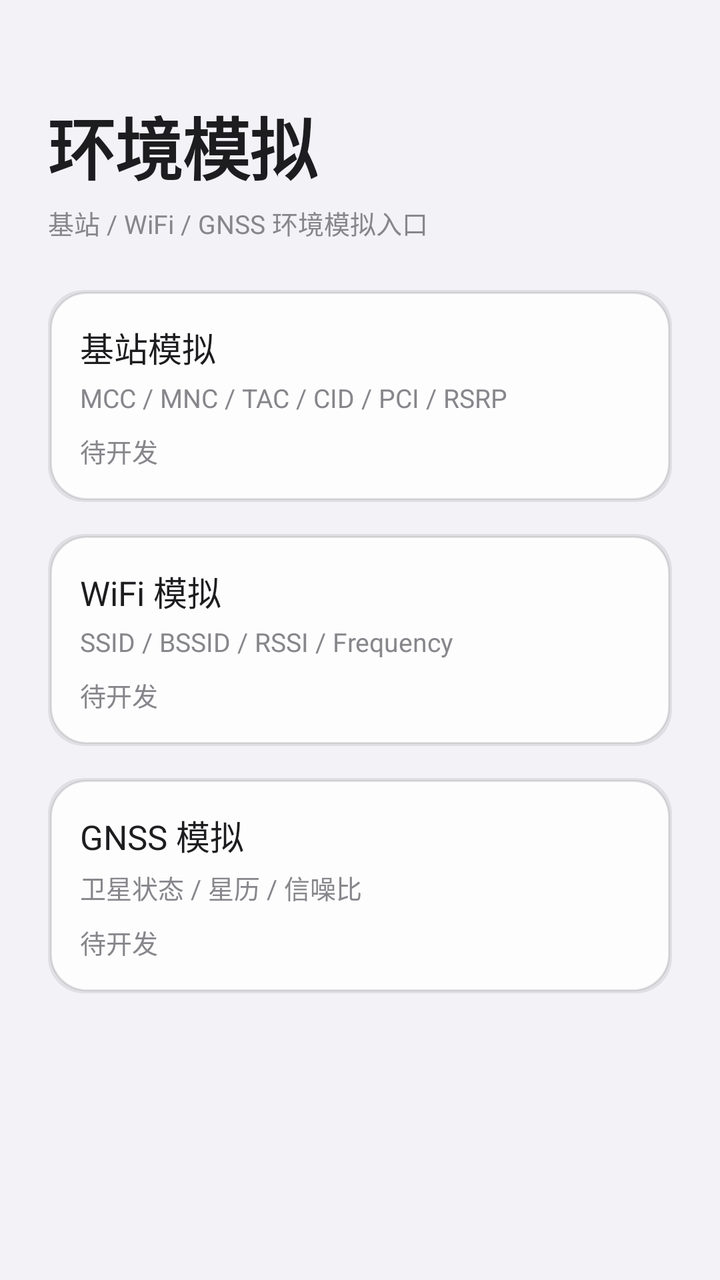
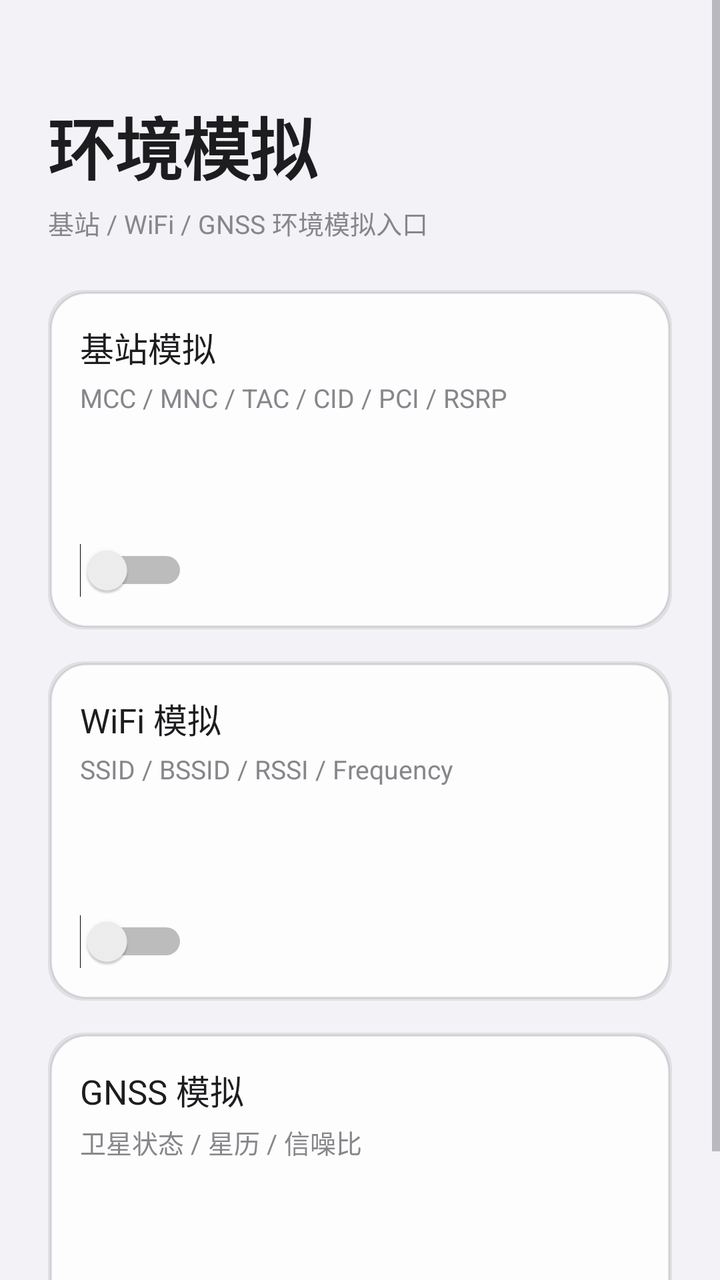

Compare the two renders of this Android layout. The source of the first and the diff that turns it into the second are given below.
<!-- AndroidManifest.xml: application theme Theme.ZVirtualEnv -->
<!-- res/layout/fragment_env.xml -->
<?xml version="1.0" encoding="utf-8"?>
<ScrollView xmlns:android="http://schemas.android.com/apk/res/android"
    android:layout_width="match_parent"
    android:layout_height="match_parent"
    android:overScrollMode="never">

    <LinearLayout
        android:layout_width="match_parent"
        android:layout_height="wrap_content"
        android:orientation="vertical"
        android:paddingStart="@dimen/space_lg"
        android:paddingTop="@dimen/space_xl"
        android:paddingEnd="@dimen/space_lg"
        android:paddingBottom="@dimen/space_lg">

        <TextView
            android:layout_width="wrap_content"
            android:layout_height="wrap_content"
            android:text="@string/env_title"
            style="@style/Text.Hero" />

        <TextView
            android:layout_width="wrap_content"
            android:layout_height="wrap_content"
            android:layout_marginTop="@dimen/space_xs"
            android:text="@string/env_subtitle"
            style="@style/Text.Caption" />

        <LinearLayout
            android:id="@+id/cellCard"
            android:layout_width="match_parent"
            android:layout_height="wrap_content"
            android:layout_marginTop="@dimen/space_lg"
            android:background="@drawable/bg_card"
            android:clickable="true"
            android:focusable="true"
            android:orientation="vertical"
            android:padding="@dimen/space_md">

            <TextView
                android:layout_width="wrap_content"
                android:layout_height="wrap_content"
                android:text="@string/env_cell_title"
                style="@style/Text.Headline" />

            <TextView
                android:layout_width="wrap_content"
                android:layout_height="wrap_content"
                android:layout_marginTop="@dimen/space_xs"
                android:text="@string/env_cell_desc"
                style="@style/Text.Caption" />

            <TextView
                android:id="@+id/cellStatus"
                android:layout_width="wrap_content"
                android:layout_height="wrap_content"
                android:layout_marginTop="@dimen/space_sm"
                android:text="@string/env_pending"
                style="@style/Text.Caption" />
        </LinearLayout>

        <LinearLayout
            android:id="@+id/wifiCard"
            android:layout_width="match_parent"
            android:layout_height="wrap_content"
            android:layout_marginTop="@dimen/space_md"
            android:background="@drawable/bg_card"
            android:clickable="true"
            android:focusable="true"
            android:orientation="vertical"
            android:padding="@dimen/space_md">

            <TextView
                android:layout_width="wrap_content"
                android:layout_height="wrap_content"
                android:text="@string/env_wifi_title"
                style="@style/Text.Headline" />

            <TextView
                android:layout_width="wrap_content"
                android:layout_height="wrap_content"
                android:layout_marginTop="@dimen/space_xs"
                android:text="@string/env_wifi_desc"
                style="@style/Text.Caption" />

            <TextView
                android:id="@+id/wifiStatus"
                android:layout_width="wrap_content"
                android:layout_height="wrap_content"
                android:layout_marginTop="@dimen/space_sm"
                android:text="@string/env_pending"
                style="@style/Text.Caption" />
        </LinearLayout>

        <LinearLayout
            android:id="@+id/gnssCard"
            android:layout_width="match_parent"
            android:layout_height="wrap_content"
            android:layout_marginTop="@dimen/space_md"
            android:background="@drawable/bg_card"
            android:clickable="true"
            android:focusable="true"
            android:orientation="vertical"
            android:padding="@dimen/space_md">

            <TextView
                android:layout_width="wrap_content"
                android:layout_height="wrap_content"
                android:text="@string/env_gnss_title"
                style="@style/Text.Headline" />

            <TextView
                android:layout_width="wrap_content"
                android:layout_height="wrap_content"
                android:layout_marginTop="@dimen/space_xs"
                android:text="@string/env_gnss_desc"
                style="@style/Text.Caption" />

            <TextView
                android:id="@+id/gnssStatus"
                android:layout_width="wrap_content"
                android:layout_height="wrap_content"
                android:layout_marginTop="@dimen/space_sm"
                android:text="@string/env_pending"
                style="@style/Text.Caption" />
        </LinearLayout>
    </LinearLayout>
</ScrollView>
<!-- resources referenced by this layout -->
<resources>
  <dimen name="space_lg">24dp</dimen>
  <dimen name="space_md">16dp</dimen>
  <dimen name="space_sm">8dp</dimen>
  <dimen name="space_xl">48dp</dimen>
  <dimen name="space_xs">4dp</dimen>
  <!-- drawable bg_card (drawable) -->
  <?xml version="1.0" encoding="utf-8"?>
  <layer-list xmlns:android="http://schemas.android.com/apk/res/android">
      <item>
          <shape android:shape="rectangle">
              <corners android:radius="@dimen/radius_card" />
              <solid android:color="@color/glass_shadow" />
          </shape>
      </item>
      <item
          android:bottom="1dp"
          android:left="1dp"
          android:right="1dp"
          android:top="1dp">
          <shape android:shape="rectangle">
              <corners android:radius="@dimen/radius_card" />
              <solid android:color="@color/card_fill" />
              <stroke
                  android:width="1dp"
                  android:color="@color/card_border" />
          </shape>
      </item>
  </layer-list>
  <string name="env_cell_desc">MCC / MNC / TAC / CID / PCI / RSRP</string>
  <string name="env_cell_title">基站模拟</string>
  <string name="env_gnss_desc">卫星状态 / 星历 / 信噪比</string>
  <string name="env_gnss_title">GNSS 模拟</string>
  <string name="env_pending">待开发</string>
  <string name="env_subtitle">基站 / WiFi / GNSS 环境模拟入口</string>
  <string name="env_title">环境模拟</string>
  <string name="env_wifi_desc">SSID / BSSID / RSSI / Frequency</string>
  <string name="env_wifi_title">WiFi 模拟</string>
  <style name="Text.Caption" parent="android:TextAppearance.Material">
          <item name="android:textSize">@dimen/text_caption</item>
          <item name="android:textColor">@color/text_secondary</item>
      </style>
  <style name="Text.Headline" parent="android:TextAppearance.Material">
          <item name="android:textSize">@dimen/text_headline</item>
          <item name="android:textStyle">normal</item>
          <item name="android:textColor">@color/text_primary</item>
      </style>
  <style name="Text.Hero" parent="android:TextAppearance.Material">
          <item name="android:textSize">@dimen/text_hero</item>
          <item name="android:textStyle">bold</item>
          <item name="android:textColor">@color/text_primary</item>
          <item name="android:letterSpacing">-0.01</item>
      </style>
  <style name="Theme.ZVirtualEnv" parent="android:Theme.Material.Light.NoActionBar">
          <item name="android:windowBackground">@color/bg_primary</item>
          <item name="android:statusBarColor">@android:color/transparent</item>
          <item name="android:navigationBarColor">@android:color/transparent</item>
          <item name="android:windowLightStatusBar">true</item>
          <item name="android:colorAccent">@color/accent</item>
          <item name="android:colorPrimary">@color/accent</item>
          <item name="android:textColorPrimary">@color/text_primary</item>
          <item name="android:textColorSecondary">@color/text_secondary</item>
      </style>
  <dimen name="radius_card">18dp</dimen>
  <color name="glass_shadow">#14000000</color>
  <color name="card_fill">#F2FFFFFF</color>
  <color name="card_border">#1A000000</color>
  <dimen name="text_caption">13sp</dimen>
  <color name="text_secondary">#86868B</color>
  <dimen name="text_headline">17sp</dimen>
  <color name="text_primary">#1D1D1F</color>
  <dimen name="text_hero">34sp</dimen>
  <color name="bg_primary">#F2F2F7</color>
  <color name="accent">#0071E3</color>
</resources>

<!-- the commit's change to res/layout/fragment_env.xml (unified diff, before → after) -->
@@ -52,11 +52,17 @@
 
             <TextView
                 android:id="@+id/cellStatus"
-                android:layout_width="wrap_content"
+                android:layout_width="0dp"
                 android:layout_height="wrap_content"
                 android:layout_marginTop="@dimen/space_sm"
+                android:layout_weight="1"
                 android:text="@string/env_pending"
                 style="@style/Text.Caption" />
+
+            <Switch
+                android:id="@+id/cellSwitch"
+                android:layout_width="wrap_content"
+                android:layout_height="wrap_content" />
         </LinearLayout>
 
         <LinearLayout
@@ -85,11 +91,17 @@
 
             <TextView
                 android:id="@+id/wifiStatus"
-                android:layout_width="wrap_content"
+                android:layout_width="0dp"
                 android:layout_height="wrap_content"
                 android:layout_marginTop="@dimen/space_sm"
+                android:layout_weight="1"
                 android:text="@string/env_pending"
                 style="@style/Text.Caption" />
+
+            <Switch
+                android:id="@+id/wifiSwitch"
+                android:layout_width="wrap_content"
+                android:layout_height="wrap_content" />
         </LinearLayout>
 
         <LinearLayout
@@ -118,11 +130,17 @@
 
             <TextView
                 android:id="@+id/gnssStatus"
-                android:layout_width="wrap_content"
+                android:layout_width="0dp"
                 android:layout_height="wrap_content"
                 android:layout_marginTop="@dimen/space_sm"
+                android:layout_weight="1"
                 android:text="@string/env_pending"
                 style="@style/Text.Caption" />
+
+            <Switch
+                android:id="@+id/gnssSwitch"
+                android:layout_width="wrap_content"
+                android:layout_height="wrap_content" />
         </LinearLayout>
     </LinearLayout>
 </ScrollView>
